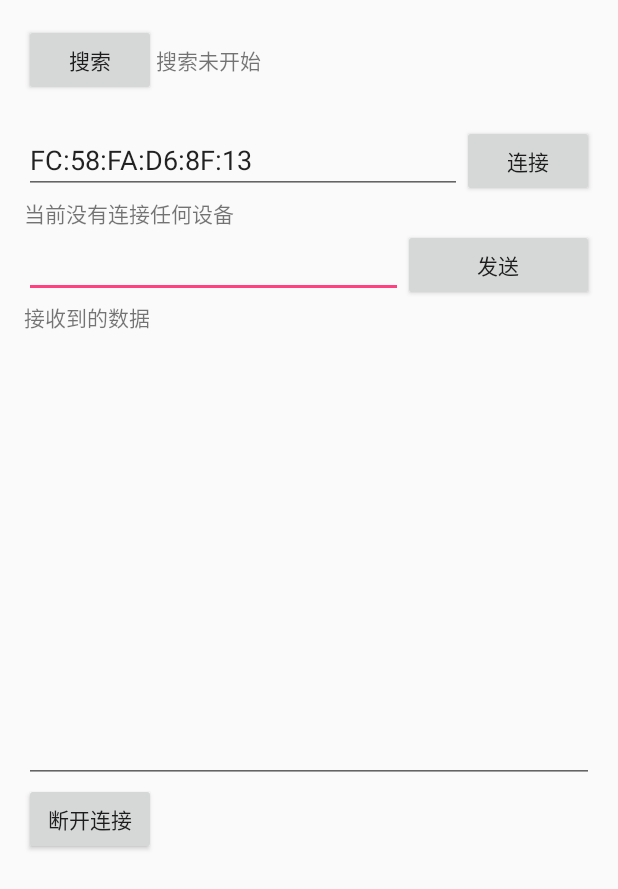
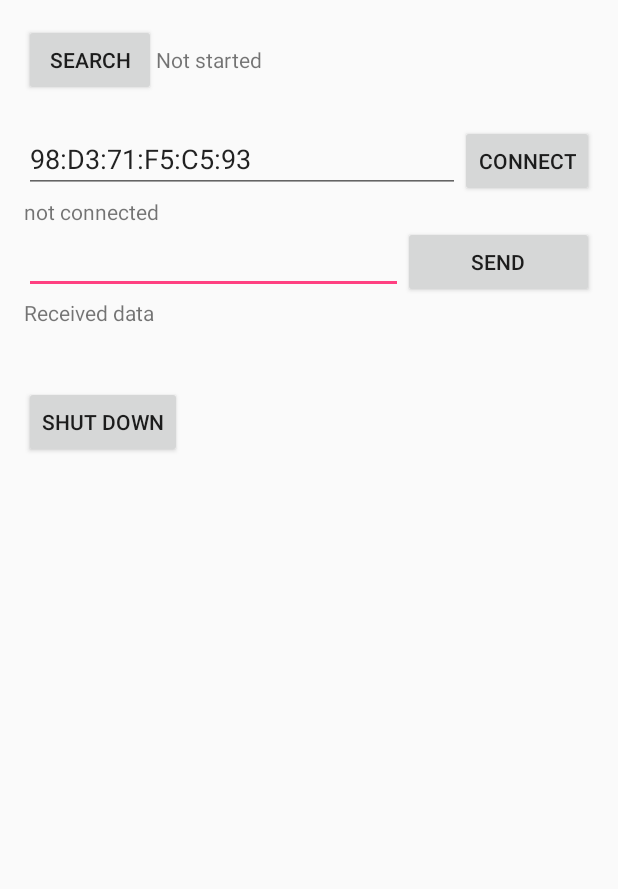
Before and after one commit to fenxuorg/feeling, an Android app: the screen it shows after launch (MainActivity), on a phone screen of 412 x 824 dp. Shown: the top 889 px of the screen. Run offline under Robolectric (Android 15) with nearby library versions, the phone set to English and light mode, and no system bars.

Commit message:
support connect to devide and trasfer date

```diff
--- a/app/Hackerthon/app/src/main/java/com/example/jipe/feeling/MainActivity.java
+++ b/app/Hackerthon/app/src/main/java/com/example/jipe/feeling/MainActivity.java
@@ -12,6 +12,7 @@ import android.os.Bundle;
 import android.os.Handler;
 import android.os.Message;
 import android.support.v7.app.AppCompatActivity;
+import android.text.method.ScrollingMovementMethod;
 import android.util.Log;
 import android.view.Menu;
 import android.view.View;
@@ -24,15 +25,18 @@ import java.io.IOException;
 import java.io.InputStream;
 import java.io.OutputStream;
 import java.lang.reflect.Method;
+import java.util.ArrayList;
 import java.util.UUID;
 
 public class MainActivity extends AppCompatActivity {
 
     TextView connectStatusLabel, searchStatusLebal, textAddressList;
     Button btnConnect, btnSend, btnQuit, btnSearch;
-    EditText etReceived, etSend, etConnectAddress;
+    EditText etSend, etConnectAddress;
+    // AutoMarqueeTextView etReceived;
+    TextView etReceived;
 
-    //device var
+    // device variables
     private BluetoothAdapter mBluetoothAdapter = null;
 
     private BluetoothSocket btSocket = null;
@@ -41,50 +45,79 @@ public class MainActivity extends AppCompatActivity {
 
     private InputStream inStream = null;
 
-    //这条是蓝牙串口通用的UUID，不要更改
-    private static final UUID MY_UUID =
-            UUID.fromString("00001101-0000-1000-8000-00805F9B34FB");
+    // date received thread
+    private ReceiveThread rThread=null;
 
-    private static String address = "20:16:07:26:18:46"; // <==要连接的目标蓝牙设备MAC地址
-
-
-    private ReceiveThread rThread=null;  //数据接收线程
-
-    //接收到的字符串
-    String ReceiveData="";
+    // received data
+    String receiveData="";
 
     MyHandler handler;
+
+    ArrayList<String> addressList = new ArrayList<String>();
+    boolean enableShowAddressList = false;
 
     @Override
     protected void onCreate(Bundle savedInstanceState) {
         super.onCreate(savedInstanceState);
         setContentView(R.layout.activity_main);
-        //首先调用初始化函数
-        Init();
+
+        InitComponents();
         InitBluetooth();
+        InitHandler();
+
+        SetButtonClickListener();
+    }
+
+    public void InitComponents() {
+        connectStatusLabel=(TextView)this.findViewById(R.id.textView1);
+        searchStatusLebal = this.findViewById(R.id.text_search_status);
+        textAddressList = this.findViewById(R.id.editText_address_list);
+        btnConnect=(Button)this.findViewById(R.id.button1);
+        btnSend=(Button)this.findViewById(R.id.button2);
+        btnQuit=this.findViewById(R.id.button3);
+        btnSearch = this.findViewById(R.id.button_search);
+        etSend=(EditText)this.findViewById(R.id.editText1);
+        etReceived=this.findViewById(R.id.receivedDataText);
+        etConnectAddress = this.findViewById(R.id.editText_address);
+
+        // setting sscrolling method
+        etReceived.setMovementMethod(ScrollingMovementMethod.getInstance());
+    }
+
+    public void InitBluetooth() {
+        // Get a bluetooth adapter
+        mBluetoothAdapter = BluetoothAdapter.getDefaultAdapter();
+        if(mBluetoothAdapter == null)
+        {
+            Toast.makeText(this, "You device do not support bluetooth", Toast.LENGTH_LONG).show();
+            finish();
+            return;
+        }
 
         IntentFilter filter=new IntentFilter(BluetoothDevice.ACTION_FOUND);
         registerReceiver(mReceiver,filter);
         IntentFilter filter2=new IntentFilter(BluetoothAdapter.ACTION_DISCOVERY_FINISHED);
         registerReceiver(mReceiver,filter2);
+    }
 
+    public void InitHandler() {
         handler=new MyHandler();
+    }
 
+    public void SetButtonClickListener() {
         btnConnect.setOnClickListener(new View.OnClickListener() {
             @Override
             public void onClick(View v) {
-                //判断蓝牙是否打开
                 if(!mBluetoothAdapter.isEnabled())
                 {
                     mBluetoothAdapter.enable();
                 }
                 mBluetoothAdapter.startDiscovery();
 
-                //创建连接
+                // connect
                 new ConnectTask().execute(etConnectAddress.getText().toString());
             }
         });
-
 
         btnQuit.setOnClickListener(new View.OnClickListener() {
             @Override
@@ -126,6 +159,7 @@ public class MainActivity extends AppCompatActivity {
                 {
                     mBluetoothAdapter.enable();
                 }
+                enableShowAddressList = true;
                 mBluetoothAdapter.startDiscovery();
                 textAddressList.setText("");
                 searchStatusLebal.setText("正在搜索....");
@@ -133,47 +167,25 @@ public class MainActivity extends AppCompatActivity {
         });
     }
 
-    public void Init()
-    {
-        connectStatusLabel=(TextView)this.findViewById(R.id.textView1);
-        searchStatusLebal = this.findViewById(R.id.text_search_status);
-        textAddressList = this.findViewById(R.id.editText_address_list);
-        btnConnect=(Button)this.findViewById(R.id.button1);
-        btnSend=(Button)this.findViewById(R.id.button2);
-        btnQuit=this.findViewById(R.id.button3);
-        btnSearch = this.findViewById(R.id.button_search);
-        etSend=(EditText)this.findViewById(R.id.editText1);
-        etReceived=(EditText)this.findViewById(R.id.editText2);
-        etConnectAddress = this.findViewById(R.id.editText_address);
-    }
-
-    public void InitBluetooth()
-    {
-        //得到一个蓝牙适配器
-        mBluetoothAdapter = BluetoothAdapter.getDefaultAdapter();
-        if(mBluetoothAdapter == null)
-        {
-            Toast.makeText(this, "你的手机不支持蓝牙", Toast.LENGTH_LONG).show();
-            finish();
-            return;
-        }
-    }
-
-    //定义广播接收
+    // Initialize broad cast
     private BroadcastReceiver mReceiver = new BroadcastReceiver(){
         @Override
         public void onReceive(Context context, Intent intent) {
             String action = intent.getAction();
 
-            Log.e("action", action);
-            if(action.equals(BluetoothDevice.ACTION_FOUND))
-            {
-                BluetoothDevice device = intent.getParcelableExtra(BluetoothDevice.EXTRA_DEVICE);
+            if(enableShowAddressList) {
+                Log.e("action", action);
+                if (action.equals(BluetoothDevice.ACTION_FOUND)) {
+                    BluetoothDevice device = intent.getParcelableExtra(BluetoothDevice.EXTRA_DEVICE);
 
-                textAddressList.append("\n"+device.getName()+"==>"+device.getAddress()+"\n");
-            }
-            else if(action.equals(BluetoothAdapter.ACTION_DISCOVERY_FINISHED)){
-                searchStatusLebal.setText("搜索完成...");
+                    String address = device.getAddress();
+                    if(!addressList.contains(address)) {
+                        textAddressList.append("\n" + device.getName() + "==>" + address + "\n");
+                    }
+                } else if (action.equals(BluetoothAdapter.ACTION_DISCOVERY_FINISHED)) {
+                    searchStatusLebal.setText("Search finished...");
+                    enableShowAddressList = false;
+                }
             }
         }
     };
@@ -185,16 +197,13 @@ public class MainActivity extends AppCompatActivity {
         return true;
     }
 
-    //连接蓝牙设备的异步任务
+    // connect to other bluetooth
     class ConnectTask extends AsyncTask<String,String,String>
     {
-
-
         @Override
         protected String doInBackground(String... params) {
             // TODO Auto-generated method stub
             BluetoothDevice device = mBluetoothAdapter.getRemoteDevice(params[0]);
-            // BluetoothDevice device = mBluetoothAdapter.getRemoteDevice("FC:58:FA:D6:8F:13");
 
             try {
                 UUID SPP_UUID = UUID.fromString("00001101-0000-1000-8000-00805F9B34FB");
@@ -203,40 +212,32 @@ public class MainActivity extends AppCompatActivity {
                 btSocket.connect();
 
                 Log.e("error", "ON RESUME: BT connection established, data transfer link open.");
-
             } catch (IOException e) {
-
                 try {
                     btSocket.close();
-                    return "Socket 创建失败:" + e.toString();
-
+                    return "Socket create failed:" + e.toString();
                 } catch (IOException e2) {
-
                     Log .e("error","ON RESUME: Unable to close socket during connection failure", e2);
-                    return "Socket 关闭失败";
+                    return "Socket close failed";
                 }
-
             }
-            //取消搜索
+            // Cancle search
             mBluetoothAdapter.cancelDiscovery();
 
             try {
                 outStream = btSocket.getOutputStream();
-
             } catch (IOException e) {
                 Log.e("error", "ON RESUME: Output stream creation failed.", e);
-                return "Socket 流创建失败";
+                return "Socket stream create failed: " + e.toString();
             }
 
-
-            return "蓝牙连接正常,Socket 创建成功";
+            return "BlueTooth connected, Socket created";
         }
 
-        @Override    //这个方法是在主线程中运行的，所以可以更新界面
+        @Override
+        // This function is run in the main thread
         protected void onPostExecute(String result) {
-            // TODO Auto-generated method stub
-
-            //连接成功则启动监听
+            // start moniter once connected
             rThread=new ReceiveThread();
 
             rThread.start();
@@ -245,83 +246,59 @@ public class MainActivity extends AppCompatActivity {
 
             super.onPostExecute(result);
         }
-
-
-
     }
 
-    //发送数据到蓝牙设备的异步任务
+    // Send messagge to bluetooth
     class SendInfoTask extends AsyncTask<String,String,String>
     {
-
         @Override
         protected void onPostExecute(String result) {
-            // TODO Auto-generated method stub
             super.onPostExecute(result);
 
             connectStatusLabel.setText(result);
 
-            //将发送框清空
+            // Cleat the send edit text view
             etSend.setText("");
         }
 
         @Override
         protected String doInBackground(String... arg0) {
-            // TODO Auto-generated method stub
-
             if(btSocket==null)
             {
-                return "还没有创建连接";
+                return "connection not created";
             }
 
-            if(arg0[0].length()>0)//不是空白串
+            if(arg0[0].length()>0)
             {
-                //String target=arg0[0];
-
                 byte[] msgBuffer = arg0[0].getBytes();
 
                 try {
-                    //  将msgBuffer中的数据写到outStream对象中
                     outStream.write(msgBuffer);
-
                 } catch (IOException e) {
                     Log.e("error", "ON RESUME: Exception during write.", e);
-                    return "发送失败";
+                    return "Send failed:" + e.toString();
                 }
-
             }
-
-            return "发送成功";
+            return "Send successfully";
         }
 
     }
 
-
-    //从蓝牙接收信息的线程
+    // Thread to receive date from blue tooth
     class ReceiveThread extends Thread
     {
-
-        String buffer="";
-
         @Override
         public void run() {
 
             while(btSocket!=null )
             {
-                //定义一个存储空间buff
-                byte[] buff=new byte[1024];
+                byte[] buff = new byte[1024];
                 try {
                     inStream = btSocket.getInputStream();
-                    System.out.println("waitting for instream");
-                    inStream.read(buff); //读取数据存储在buff数组中
-//                        System.out.println("buff receive :"+buff.length);
-
+                    inStream.read(buff);
 
                     processBuffer(buff,1024);
-
-                    //System.out.println("receive content:"+ReceiveData);
                 } catch (IOException e) {
-
                     e.printStackTrace();
                 }
             }
@@ -342,37 +319,32 @@ public class MainActivity extends AppCompatActivity {
                 }
             }
 
-//			System.out.println("receive fragment size:"+length);
-
-            byte[] newbuff=new byte[length];  //newbuff字节数组，用于存放真正接收到的数据
+            byte[] newbuff=new byte[length];
 
             for(int j=0;j<length;j++)
             {
                 newbuff[j]=buff[j];
             }
 
-            ReceiveData=ReceiveData+new String(newbuff);
-            Log.e("Data",ReceiveData);
-//			System.out.println("result :"+ReceiveData);
+            receiveData = new String(newbuff) + receiveData;
+            Log.e("Data", receiveData);
+            if(receiveData.length()>10000){
+                receiveData = receiveData.substring(0, 100);
+            }
             Message msg=Message.obtain();
             msg.what=1;
-            handler.sendMessage(msg);  //发送消息:系统会自动调用handleMessage( )方法来处理消息
-
+            handler.sendMessage(msg);
         }
-
     }
 
-
-
-    //更新界面的Handler类
+    // update the page
     class MyHandler extends Handler {
-
         @Override
         public void handleMessage(Message msg) {
-
             switch(msg.what){
                 case 1:
-                    etReceived.setText(ReceiveData);
+                    int firstLine = receiveData.indexOf('\n');
+                    etReceived.setText(receiveData.substring(firstLine<0 ? 0 : firstLine));
                     break;
             }
         }
@@ -383,13 +355,12 @@ public class MainActivity extends AppCompatActivity {
         // TODO Auto-generated method stub
         super.onDestroy();
 
-        //解除注册
+        // 解除注册
         unregisterReceiver(mReceiver);
 
         try {
             if(rThread!=null)
             {
-
                 btSocket.close();
                 btSocket=null;
 
@@ -405,6 +376,5 @@ public class MainActivity extends AppCompatActivity {
             // TODO Auto-generated catch block
             e.printStackTrace();
         }
-
     }
 }
--- a/app/Hackerthon/app/src/main/res/layout/activity_main.xml
+++ b/app/Hackerthon/app/src/main/res/layout/activity_main.xml
@@ -19,14 +19,14 @@
             android:id="@+id/button_search"
             android:layout_width="wrap_content"
             android:layout_height="wrap_content"
-            android:text="搜索" />
+            android:text="Search" />
 
 
         <TextView
             android:id="@+id/text_search_status"
             android:layout_width="wrap_content"
             android:layout_height="wrap_content"
-            android:text="搜索未开始" />
+            android:text= "Not started" />
     </LinearLayout>
 
     <LinearLayout
@@ -51,7 +51,7 @@
             android:layout_height="wrap_content"
             android:layout_weight="1"
             android:ems="10"
-            android:text="FC:58:FA:D6:8F:13">
+            android:text="98:D3:71:F5:C5:93">
 
             <requestFocus />
         </EditText>
@@ -60,7 +60,7 @@
             android:id="@+id/button1"
             android:layout_width="wrap_content"
             android:layout_height="wrap_content"
-            android:text="连接" />
+            android:text="Connect" />
     </LinearLayout>
 
     <LinearLayout
@@ -71,7 +71,7 @@
             android:id="@+id/textView1"
             android:layout_width="wrap_content"
             android:layout_height="wrap_content"
-            android:text="当前没有连接任何设备" />
+            android:text="not connected" />
     </LinearLayout>
 
 
@@ -94,7 +94,7 @@
             android:layout_width="wrap_content"
             android:layout_height="wrap_content"
             android:layout_weight="1"
-            android:text="发送" />
+            android:text="Send" />
 
     </LinearLayout>
 
@@ -106,7 +106,7 @@
             android:id="@+id/textView2"
             android:layout_width="wrap_content"
             android:layout_height="wrap_content"
-            android:text="接收到的数据" />
+            android:text="Received data" />
 
     </LinearLayout>
 
@@ -114,14 +114,16 @@
         android:layout_width="match_parent"
         android:layout_height="wrap_content" >
 
-        <EditText
-            android:id="@+id/editText2"
+        <TextView
+            android:id="@+id/receivedDataText"
             android:layout_width="wrap_content"
-            android:layout_height="300dp"
-            android:layout_weight="1"
-            android:ems="10"
-            android:inputType="textMultiLine" />
-
+            android:layout_height="wrap_content"
+            android:layout_margin="10dp"
+            android:layout_marginLeft="5dp"
+            android:layout_marginRight="5dp"
+            android:maxLines="15"
+            android:scrollbars="vertical"
+            android:singleLine="false" />
     </LinearLayout>
 
     <LinearLayout
@@ -132,7 +134,8 @@
             android:id="@+id/button3"
             android:layout_width="wrap_content"
             android:layout_height="wrap_content"
-            android:text="断开连接" />
+            android:text="Shut down"
+            android:marqueeRepeatLimit="marquee_forever"/>
 
     </LinearLayout>
 
```
Also changed, not shown: 1 other file.
